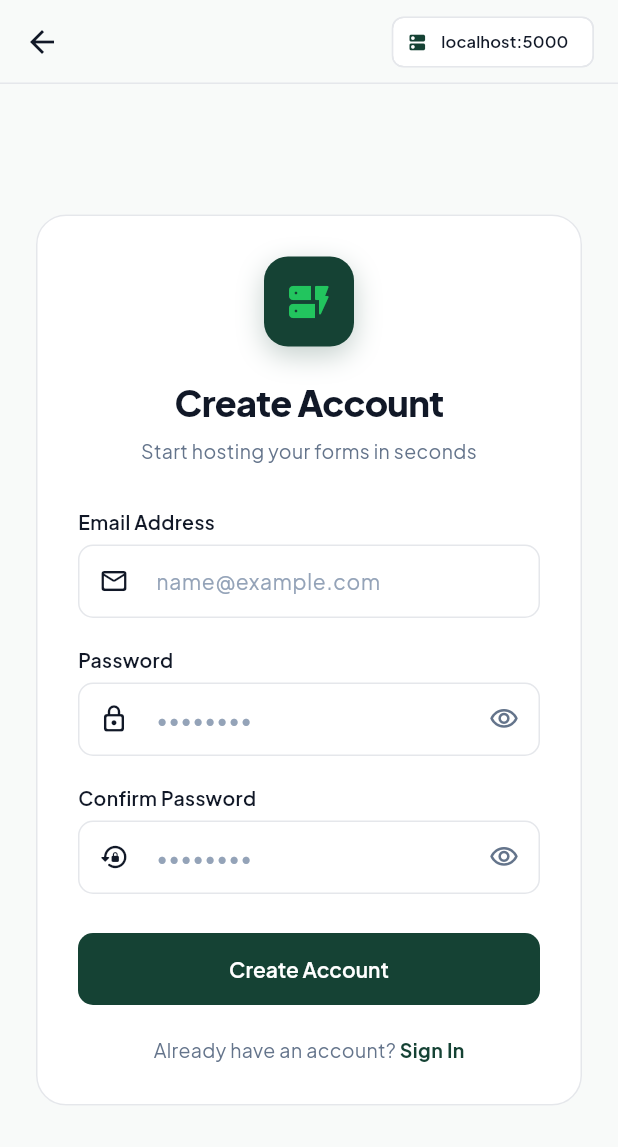
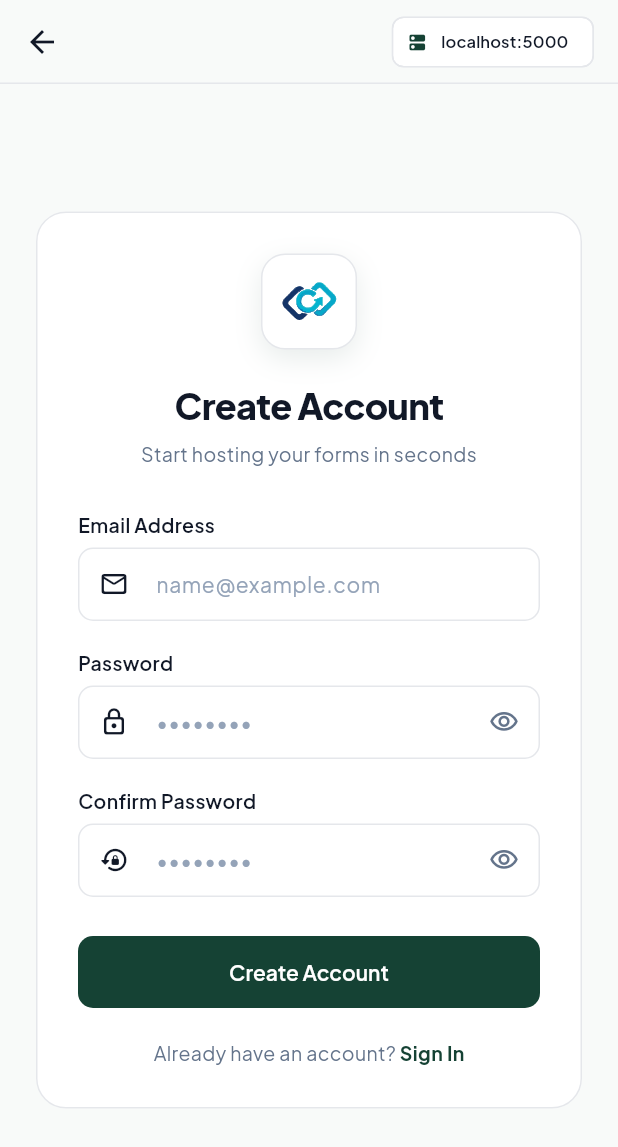
Before and after one commit to abinand705/formconnect, a Flutter app: the screen it shows after launch, after a tap on "Sign Up", on a phone screen of 412 x 824 dp. Shown: the top 1147 px of the screen. Run offline on Flutter 3.47's test engine with Material 3 defaults, Android fonts, the phone set to English and light mode, and no system bars; our stand-ins replace fl_chart, flutter_svg, google_fonts, shared_preferences; accounts and stored records are empty; network calls fail.

```diff
--- a/application/lib/screens/auth/login_screen.dart
+++ b/application/lib/screens/auth/login_screen.dart
@@ -8,6 +8,7 @@ import '../../widgets/custom_toast.dart';
 import '../main_layout_screen.dart';
 import '../settings/server_config_dialog.dart';
 import 'register_screen.dart';
+import '../../widgets/app_logo.dart';
 
 class LoginScreen extends StatefulWidget {
   const LoginScreen({super.key});
@@ -102,25 +103,23 @@ class _LoginScreenState extends State<LoginScreen> {
                         // Brand Icon
                         Center(
                           child: Container(
-                            width: 60,
-                            height: 60,
+                            width: 64,
+                            height: 64,
+                            padding: const EdgeInsets.all(10),
                             decoration: BoxDecoration(
-                              color: AppColors.primaryForest,
+                              color: Colors.white,
                               borderRadius: BorderRadius.circular(16),
+                              border: Border.all(color: AppColors.border),
                               boxShadow: [
                                 BoxShadow(
-                                  color: AppColors.primaryForest.withValues(alpha: 0.25),
+                                  color: AppColors.primaryForest.withValues(alpha: 0.1),
                                   blurRadius: 15,
                                   offset: const Offset(0, 6),
                                 ),
                               ],
                             ),
                             child: const Center(
-                              child: Icon(
-                                Icons.dynamic_form_rounded,
-                                size: 32,
-                                color: AppColors.accentMint,
-                              ),
+                              child: AppLogo(size: 44),
                             ),
                           ),
                         ),
--- a/application/lib/screens/auth/register_screen.dart
+++ b/application/lib/screens/auth/register_screen.dart
@@ -7,6 +7,7 @@ import '../../widgets/app_text_field.dart';
 import '../../widgets/custom_toast.dart';
 import '../main_layout_screen.dart';
 import '../settings/server_config_dialog.dart';
+import '../../widgets/app_logo.dart';
 
 class RegisterScreen extends StatefulWidget {
   const RegisterScreen({super.key});
@@ -103,25 +104,23 @@ class _RegisterScreenState extends State<RegisterScreen> {
                       children: [
                         Center(
                           child: Container(
-                            width: 60,
-                            height: 60,
+                            width: 64,
+                            height: 64,
+                            padding: const EdgeInsets.all(10),
                             decoration: BoxDecoration(
-                              color: AppColors.primaryForest,
+                              color: Colors.white,
                               borderRadius: BorderRadius.circular(16),
+                              border: Border.all(color: AppColors.border),
                               boxShadow: [
                                 BoxShadow(
-                                  color: AppColors.primaryForest.withValues(alpha: 0.25),
+                                  color: AppColors.primaryForest.withValues(alpha: 0.1),
                                   blurRadius: 15,
                                   offset: const Offset(0, 6),
                                 ),
                               ],
                             ),
                             child: const Center(
-                              child: Icon(
-                                Icons.dynamic_form_rounded,
-                                size: 32,
-                                color: AppColors.accentMint,
-                              ),
+                              child: AppLogo(size: 44),
                             ),
                           ),
                         ),
--- a/application/lib/screens/projects/create_project_dialog.dart
+++ b/application/lib/screens/projects/create_project_dialog.dart
@@ -172,7 +172,7 @@ class _CreateProjectDialogState extends State<CreateProjectDialog> {
                     ),
                     const SizedBox(width: 8),
                     AppButton(
-                      text: 'Next: Setup Notifications',
+                      text: 'Continue',
                       isLoading: _isSubmitting,
                       onPressed: _handleStep1Create,
                     ),
--- a/application/lib/screens/settings/server_config_dialog.dart
+++ b/application/lib/screens/settings/server_config_dialog.dart
@@ -258,11 +258,6 @@ class _ServerConfigDialogState extends State<ServerConfigDialog> {
                     label: const Text('Test Ping', style: TextStyle(fontSize: 12)),
                   ),
                   const Spacer(),
-                  TextButton(
-                    onPressed: () => Navigator.of(context).pop(),
-                    child: const Text('Cancel'),
-                  ),
-                  const SizedBox(width: 8),
                   AppButton(
                     text: 'Save URL',
                     onPressed: _saveUrl,
--- a/application/lib/screens/splash_screen.dart
+++ b/application/lib/screens/splash_screen.dart
@@ -4,6 +4,7 @@ import '../providers/auth_provider.dart';
 import '../theme/app_theme.dart';
 import 'auth/login_screen.dart';
 import 'main_layout_screen.dart';
+import '../widgets/app_logo.dart';
 
 class SplashScreen extends StatefulWidget {
   const SplashScreen({super.key});
@@ -84,29 +85,22 @@ class _SplashScreenState extends State<SplashScreen> with SingleTickerProviderSt
               children: [
                 // Brand Logo Icon
                 Container(
-                  width: 80,
-                  height: 80,
+                  width: 84,
+                  height: 84,
+                  padding: const EdgeInsets.all(14),
                   decoration: BoxDecoration(
-                    color: AppColors.primaryForest,
+                    color: Colors.white,
                     borderRadius: BorderRadius.circular(22),
-                    border: Border.all(
-                      color: AppColors.accentMint.withValues(alpha: 0.3),
-                      width: 1.5,
-                    ),
                     boxShadow: [
                       BoxShadow(
-                        color: AppColors.accentMint.withValues(alpha: 0.2),
+                        color: Colors.black.withValues(alpha: 0.25),
                         blurRadius: 30,
-                        spreadRadius: 2,
+                        offset: const Offset(0, 8),
                       ),
                     ],
                   ),
                   child: const Center(
-                    child: Icon(
-                      Icons.dynamic_form_rounded,
-                      size: 42,
-                      color: AppColors.accentMint,
-                    ),
+                    child: AppLogo(size: 54),
                   ),
                 ),
                 const SizedBox(height: 24),
--- /dev/null
+++ b/application/lib/widgets/app_logo.dart
@@ -0,0 +1,23 @@
+import 'package:flutter/material.dart';
+import 'package:flutter_svg/flutter_svg.dart';
+
+class AppLogo extends StatelessWidget {
+  final double size;
+  final BoxFit fit;
+
+  const AppLogo({
+    super.key,
+    this.size = 32,
+    this.fit = BoxFit.contain,
+  });
+
+  @override
+  Widget build(BuildContext context) {
+    return SvgPicture.asset(
+      'assets/logo.svg',
+      width: size,
+      height: size,
+      fit: fit,
+    );
+  }
+}
```
Also changed, not shown: application/lib/screens/analytics/analytics_screen.dart (+6 -2 lines), application/lib/screens/main_layout_screen.dart (+12 -26 lines), application/lib/screens/projects/projects_screen.dart (+7 -3 lines), application/pubspec.yaml (+4 -4 lines), application/assets/logo.png (added), application/assets/logo.svg (added), application/pubspec.lock, 12 other files.
